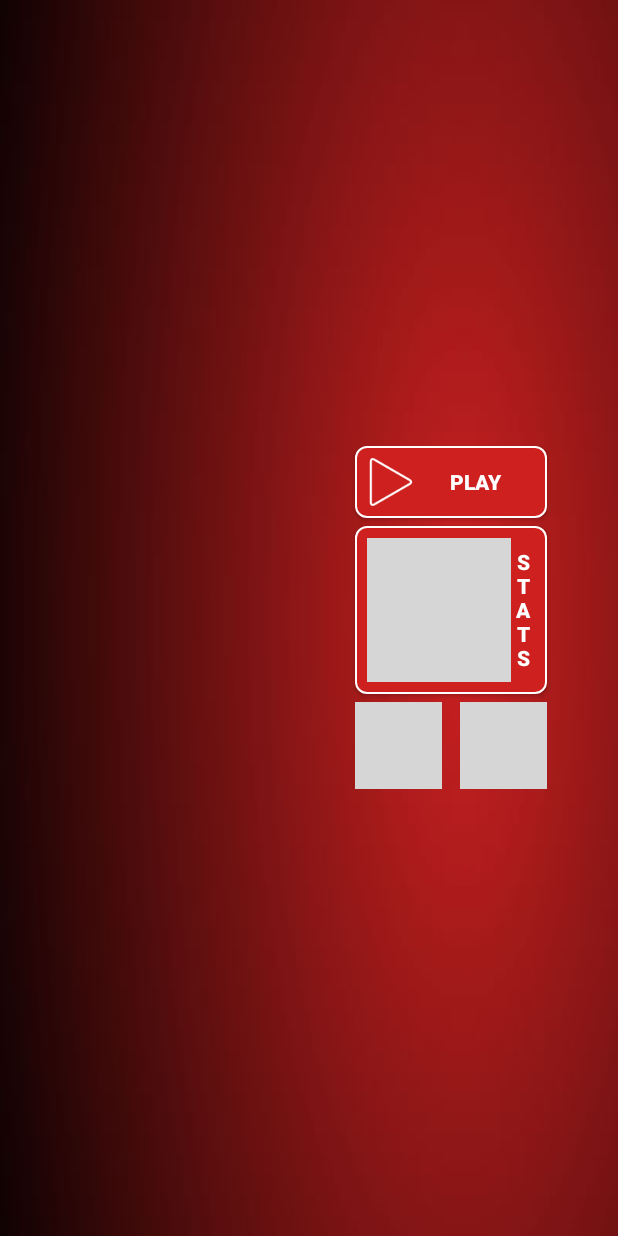
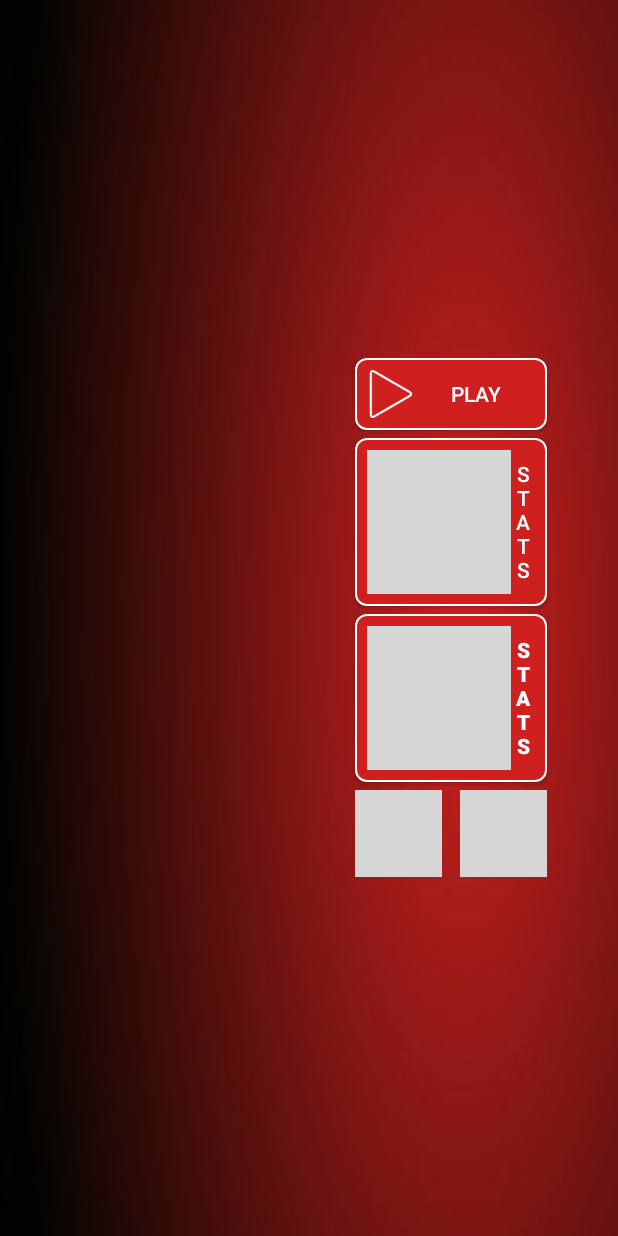
Before and after one commit to pranavgaikwad/sevenhearts, an Android app: the layout activity_main.xml on its own in the app's theme, with its tools: preview values and no code run, on a phone screen of 412 x 824 dp. Run offline under Robolectric (Android 15) with nearby library versions, the phone set to English and light mode, and no system bars; grey boxes are pictures that could not be loaded.

Commit message:
- Background music bug fixed - Added stats module - Added listeners for achievement unlock - Customized title font - Added new button for settings in order to take settings to different activity

```diff
--- a/app/src/main/java/com/comyr/pg18/sevenhearts/ui/utils/FontUtils.java
+++ b/app/src/main/java/com/comyr/pg18/sevenhearts/ui/utils/FontUtils.java
@@ -26,7 +26,7 @@
     /**
      * used on main title
      */
-    public static final int FONT_LETTERS = 3;
+    public static final int FONT_SATTI = 3;
 
     private static final LruCache<String, SoftReference<Typeface>> mTypefaceCache;
 
@@ -60,8 +60,8 @@
                 typefaceName = "helvetica.ttf";
                 break;
 
-            case FONT_LETTERS:
-                typefaceName = "l-letters.ttf";
+            case FONT_SATTI:
+                typefaceName = "b-satti.ttf";
                 break;
         }
 
--- a/app/src/main/java/com/comyr/pg18/sevenhearts/utils/listeners/OnGameSettingsAlteredListener.java
+++ b/app/src/main/java/com/comyr/pg18/sevenhearts/utils/listeners/OnGameSettingsAlteredListener.java
@@ -5,5 +5,5 @@
  * On 12:40 PM
  */
 public interface OnGameSettingsAlteredListener {
-    void onMusicAltered();
+    void onMusicSettingsAltered();
 }
--- a/app/src/main/res/layout/activity_main.xml
+++ b/app/src/main/res/layout/activity_main.xml
@@ -11,43 +11,53 @@
     tools:context=".ui.activities.MainActivity">
 
     <Space
+        android:id="@+id/space"
         android:layout_width="0dp"
         android:layout_height="0dp"
-        android:layout_centerVertical="true"
         android:layout_centerHorizontal="true"
-        android:id="@+id/space" />
+        android:layout_centerVertical="true" />
 
     <LinearLayout
-        android:orientation="vertical"
         android:layout_width="match_parent"
         android:layout_height="wrap_content"
-        android:layout_centerVertical="true"
         android:layout_alignLeft="@+id/space"
         android:layout_alignStart="@+id/space"
-        android:gravity="center_vertical|center_horizontal">
+        android:layout_centerVertical="true"
+        android:gravity="center_vertical|center_horizontal"
+        android:orientation="vertical">
 
         <Button
             android:id="@+id/button_play_game"
             android:layout_width="128dp"
             android:layout_height="wrap_content"
             android:background="@drawable/selector_bg_main_play_button"
+            android:drawableLeft="@drawable/selector_icon_play_button"
+            android:padding="8dp"
             android:text="@string/text_play_button"
-            android:textColor="@drawable/selector_main_button_text"
-            android:textStyle="bold"
-            android:drawableLeft="@drawable/selector_icon_play_button"
-            android:padding="8dp" />
+            android:textColor="@drawable/selector_main_button_text" />
 
         <Button
             android:id="@+id/button_game_stats"
             android:layout_width="128dp"
             android:layout_height="wrap_content"
+            android:layout_marginTop="5dp"
             android:background="@drawable/selector_bg_main_play_button"
+            android:drawableLeft="@drawable/selector_icon_stats_button"
+            android:padding="8dp"
+            android:text="@string/text_stats_button"
+            android:textColor="@drawable/selector_main_button_text" />
+
+        <Button
+            android:id="@+id/button_settings"
+            android:layout_width="128dp"
+            android:layout_height="wrap_content"
             android:layout_marginTop="5dp"
+            android:background="@drawable/selector_bg_main_play_button"
+            android:drawableLeft="@drawable/selector_icon_stats_button"
+            android:padding="8dp"
             android:text="@string/text_stats_button"
             android:textColor="@drawable/selector_main_button_text"
-            android:textStyle="bold"
-            android:drawableLeft="@drawable/selector_icon_stats_button"
-            android:padding="8dp" />
+            android:textStyle="bold" />
 
         <LinearLayout
             android:layout_width="wrap_content"
@@ -55,37 +65,39 @@
             android:layout_marginTop="5dp"
             android:gravity="center"
             android:orientation="horizontal">
+
             <ImageView
                 android:id="@+id/toggle_button_volume"
                 android:layout_width="58dp"
                 android:layout_height="58dp"
+                android:background="@drawable/shape_button_background_red"
                 android:padding="12dp"
-                android:src="@drawable/ic_volume"
-                android:background="@drawable/shape_button_background_red"/>
+                android:src="@drawable/ic_volume" />
+
             <ImageView
                 android:id="@+id/toggle_button_vibrate"
                 android:layout_width="58dp"
                 android:layout_height="58dp"
+                android:layout_marginLeft="12dp"
+                android:background="@drawable/shape_button_background_red"
+                android:gravity="center"
                 android:padding="12dp"
-                android:gravity="center"
-                android:layout_marginLeft="12dp"
-                android:src="@drawable/ic_vibrate"
-                android:background="@drawable/shape_button_background_red"/>
+                android:src="@drawable/ic_vibrate" />
         </LinearLayout>
     </LinearLayout>
 
     <TextView
+        android:id="@+id/text_view_main_title"
         android:layout_width="wrap_content"
         android:layout_height="wrap_content"
-        android:id="@+id/text_view_main_title"
-        android:textSize="80dp"
-        android:gravity="center"
+        android:layout_alignEnd="@+id/space"
+        android:layout_alignParentBottom="true"
         android:layout_alignParentLeft="true"
         android:layout_alignParentStart="true"
+        android:layout_alignParentTop="true"
         android:layout_alignRight="@+id/space"
-        android:layout_alignEnd="@+id/space"
-        android:layout_alignParentTop="true"
-        android:layout_alignParentBottom="true" />
-
+        android:gravity="center"
+        android:textColor="#e2e2e2"
+        android:textSize="80dp" />
 
 </RelativeLayout>
```
Also changed, not shown: app/src/main/java/com/comyr/pg18/sevenhearts/background/tasks/BackgroundMusicTask.java (deleted, +0 -46 lines), app/src/main/java/com/comyr/pg18/sevenhearts/game/utils/FileHelper.java (deleted, +0 -49 lines), app/src/main/java/com/comyr/pg18/sevenhearts/stats/StatHelper.java (added, +97 -0 lines), app/src/main/java/com/comyr/pg18/sevenhearts/stats/listeners/OnAchievementUnlockedListener.java (added, +13 -0 lines), app/src/main/java/com/comyr/pg18/sevenhearts/sys/SysUtils.java (+0 -56 lines), app/src/main/java/com/comyr/pg18/sevenhearts/ui/activities/MainActivity.java (+46 -25 lines), app/src/main/java/com/comyr/pg18/sevenhearts/utils/PreferenceHelper.java (+58 -7 lines), app/src/main/assets/b-satti.ttf (added), app/src/main/assets/l-letters.ttf (deleted), app/src/main/res/drawable-hdpi/ic_menu_bg.jpg, app/src/main/res/drawable-mdpi/ic_menu_bg.jpg, app/src/main/res/drawable-xhdpi/ic_menu_bg.jpg, app/src/main/res/drawable-xxhdpi/ic_menu_bg.jpg.
